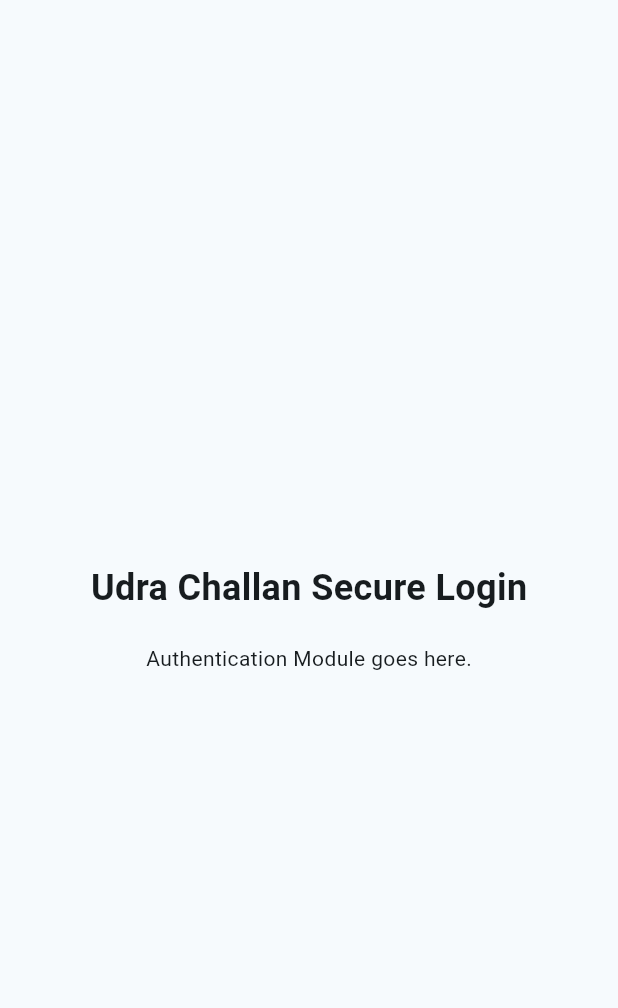
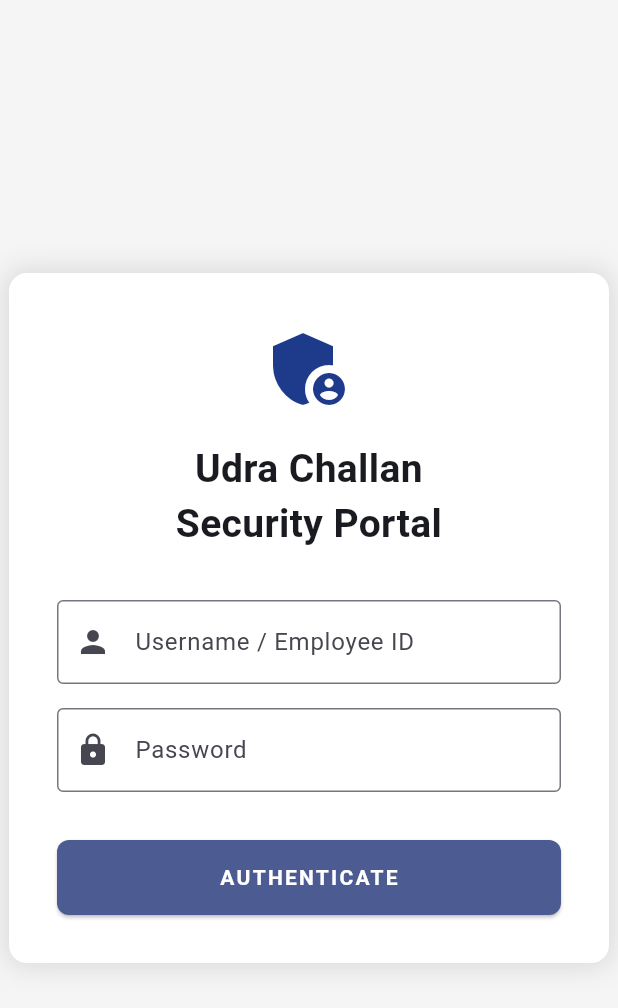
Before and after one commit to SOUMYA-soumya/Udra_Web, a Flutter app: the screen it shows after launch, on a phone screen of 412 x 824 dp. Shown: the top 1008 px of the screen. Run offline on Flutter 3.47's test engine with Material 3 defaults, Android fonts, the phone set to English and light mode, and no system bars.

Commit message:
Refactor LoginScreen to StatefulWidget and add login logic
Refactored LoginScreen to use StatefulWidget for managing login state. Added username and password fields with API integration for authentication.

```diff
--- a/frontend/lib/main.dart
+++ b/frontend/lib/main.dart
@@ -1,4 +1,6 @@
 import 'package:flutter/material.dart';
+import 'package:http/http.dart' as http;
+import 'dart:convert';
 
 void main() {
   runApp(const UdraChallanApp());
@@ -12,28 +14,149 @@ class UdraChallanApp extends StatelessWidget {
     return MaterialApp(
       title: 'Udra Challan Admin Portal',
       theme: ThemeData(
-        colorScheme: ColorScheme.fromSeed(seedColor: Colors.blueGrey),
+        // Using a professional corporate blue theme for the web portal
+        colorScheme: ColorScheme.fromSeed(seedColor: const Color(0xFF1E3A8A)),
         useMaterial3: true,
       ),
-      home: const LoginScreen(), // The very first screen users will see
+      home: const LoginScreen(),
     );
   }
 }
 
-class LoginScreen extends StatelessWidget {
+class LoginScreen extends StatefulWidget {
   const LoginScreen({super.key});
+
+  @override
+  State<LoginScreen> createState() => _LoginScreenState();
+}
+
+class _LoginScreenState extends State<LoginScreen> {
+  final TextEditingController _usernameController = TextEditingController();
+  final TextEditingController _passwordController = TextEditingController();
+  bool _isLoading = false;
+
+  Future<void> _attemptLogin() async {
+    setState(() {
+      _isLoading = true;
+    });
+
+    // Development endpoint matching your local Flask setup
+    final url = Uri.parse('http://127.0.0.1:5000/api/login');
+
+    try {
+      final response = await http.post(
+        url,
+        headers: {'Content-Type': 'application/json'},
+        body: jsonEncode({
+          'username': _usernameController.text,
+          'password': _passwordController.text,
+        }),
+      );
+
+      final responseData = jsonDecode(response.body);
+
+      // Handle the API Response based on our strict architecture rules
+      if (response.statusCode == 200) {
+        // Success: Audit log recorded in DB, proceed to dashboard
+        ScaffoldMessenger.of(context).showSnackBar(
+          SnackBar(
+            content: Text('Welcome back, ${responseData['user']['full_name']}'),
+            backgroundColor: Colors.green,
+          ),
+        );
+        // TODO: Navigator.pushReplacement to the Dashboard Screen
+      } else {
+        // Failure: Show the specific error (e.g., "Account is Inactive")
+        ScaffoldMessenger.of(context).showSnackBar(
+          SnackBar(
+            content: Text(responseData['error'] ?? 'Authentication failed'),
+            backgroundColor: Colors.redAccent,
+          ),
+        );
+      }
+    } catch (e) {
+      // Catch network errors if the Flask server isn't running
+      ScaffoldMessenger.of(context).showSnackBar(
+        const SnackBar(
+          content: Text('System offline. Cannot connect to Udra Auth Server.'),
+          backgroundColor: Colors.red,
+        ),
+      );
+    } finally {
+      setState(() {
+        _isLoading = false;
+      });
+    }
+  }
 
   @override
   Widget build(BuildContext context) {
     return Scaffold(
+      backgroundColor: Colors.grey[100], // Light grey background for web
       body: Center(
-        child: Column(
-          mainAxisAlignment: MainAxisAlignment.center,
-          children: [
-            const Text('Udra Challan Secure Login', style: TextStyle(fontSize: 24, fontWeight: FontWeight.bold)),
-            const SizedBox(height: 20),
-            const Text('Authentication Module goes here.'),
-          ],
+        child: Container(
+          constraints: const BoxConstraints(maxWidth: 400),
+          padding: const EdgeInsets.all(32.0),
+          decoration: BoxDecoration(
+            color: Colors.white,
+            borderRadius: BorderRadius.circular(12),
+            boxShadow: const [
+              BoxShadow(color: Colors.black12, blurRadius: 15, spreadRadius: 2)
+            ],
+          ),
+          child: Column(
+            mainAxisSize: MainAxisSize.min,
+            children: [
+              const Icon(Icons.admin_panel_settings, size: 64, color: Color(0xFF1E3A8A)),
+              const SizedBox(height: 16),
+              const Text(
+                'Udra Challan\nSecurity Portal',
+                textAlign: TextAlign.center,
+                style: TextStyle(fontSize: 26, fontWeight: FontWeight.bold),
+              ),
+              const SizedBox(height: 32),
+              TextField(
+                controller: _usernameController,
+                decoration: const InputDecoration(
+                  labelText: 'Username / Employee ID',
+                  border: OutlineInputBorder(),
+                  prefixIcon: Icon(Icons.person),
+                ),
+              ),
+              const SizedBox(height: 16),
+              TextField(
+                controller: _passwordController,
+                obscureText: true,
+                decoration: const InputDecoration(
+                  labelText: 'Password',
+                  border: OutlineInputBorder(),
+                  prefixIcon: Icon(Icons.lock),
+                ),
+              ),
+              const SizedBox(height: 32),
+              SizedBox(
+                width: double.infinity,
+                height: 50,
+                child: ElevatedButton(
+                  onPressed: _isLoading ? null : _attemptLogin,
+                  style: ElevatedButton.styleFrom(
+                    backgroundColor: Theme.of(context).colorScheme.primary,
+                    foregroundColor: Colors.white,
+                    shape: RoundedRectangleBorder(
+                      borderRadius: BorderRadius.circular(8),
+                    ),
+                  ),
+                  child: _isLoading
+                      ? const SizedBox(
+                          height: 24,
+                          width: 24,
+                          child: CircularProgressIndicator(color: Colors.white, strokeWidth: 2),
+                        )
+                      : const Text('AUTHENTICATE', style: TextStyle(letterSpacing: 1.5, fontWeight: FontWeight.bold)),
+                ),
+              ),
+            ],
+          ),
         ),
       ),
     );
```
